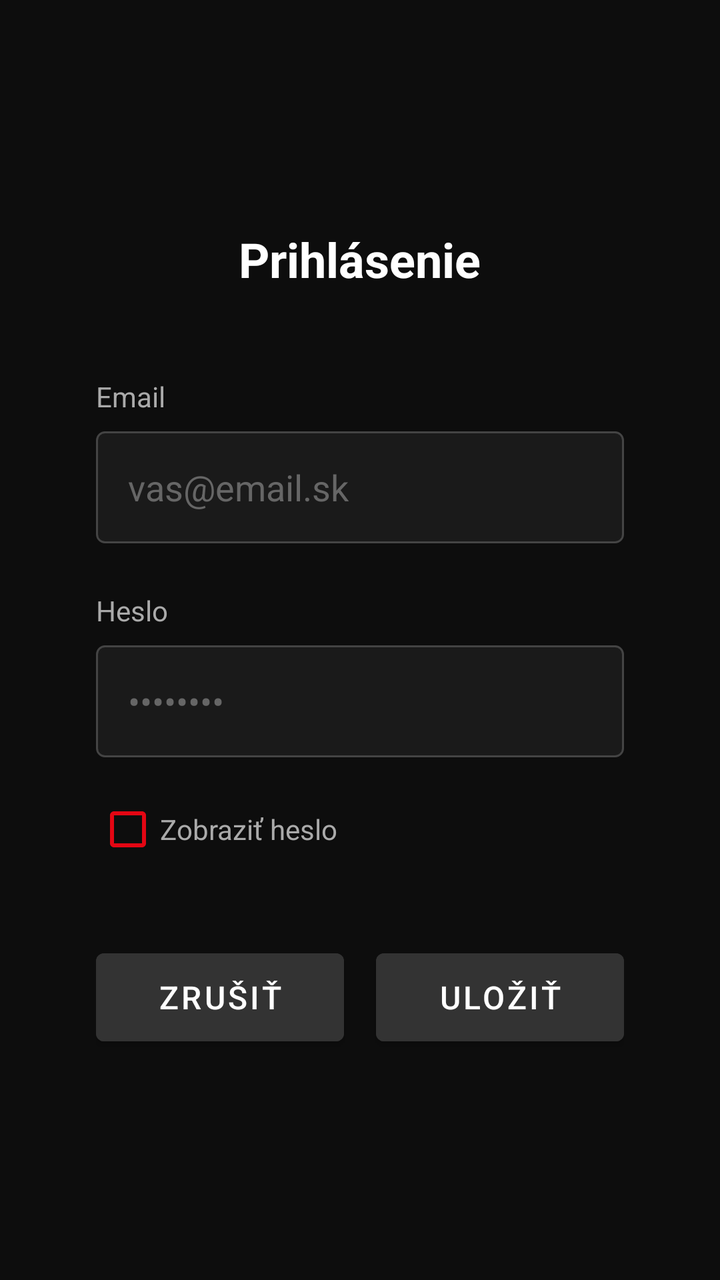
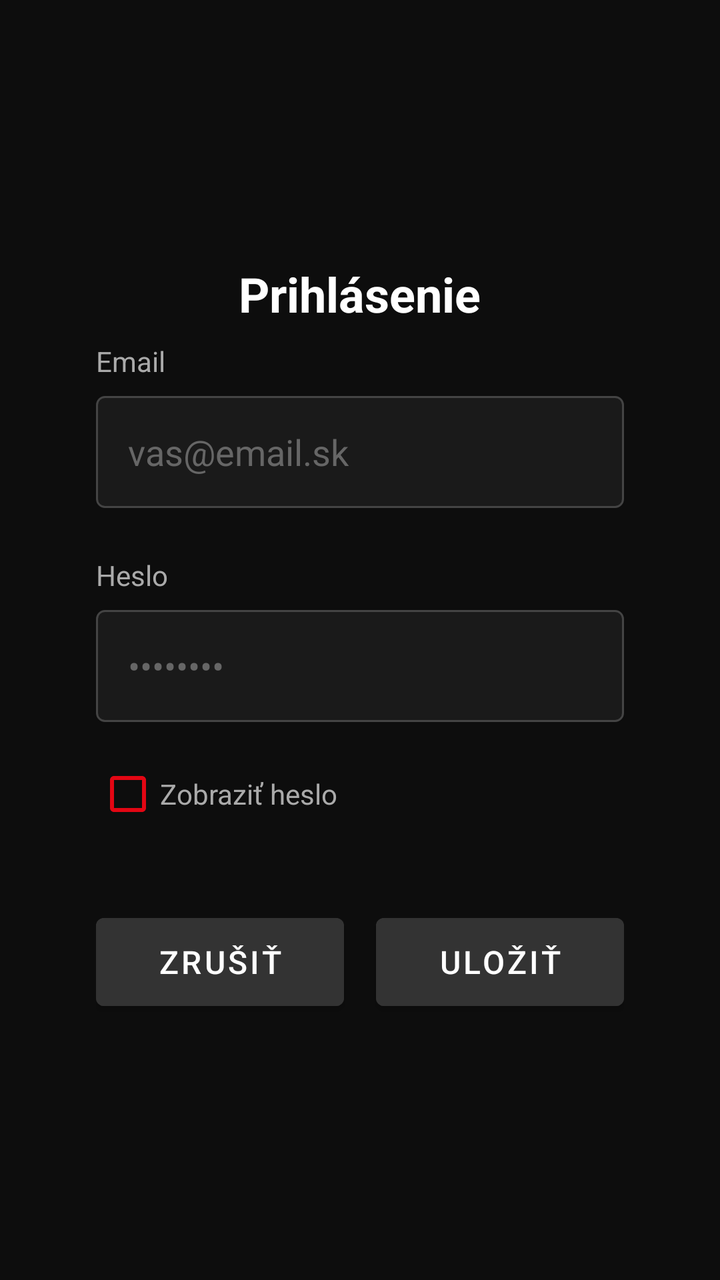

Compare the two renders of this Android layout. The source of the first and the diff that turns it into the second are given below.
<!-- AndroidManifest.xml: application theme Theme.JojPlay -->
<!-- res/layout/activity_settings.xml -->
<?xml version="1.0" encoding="utf-8"?>
<LinearLayout xmlns:android="http://schemas.android.com/apk/res/android"
    android:layout_width="match_parent"
    android:layout_height="match_parent"
    android:orientation="vertical"
    android:gravity="center"
    android:background="#0D0D0D"
    android:padding="48dp">

    <TextView
        android:layout_width="wrap_content"
        android:layout_height="wrap_content"
        android:text="Prihlásenie"
        android:textColor="#FFFFFF"
        android:textSize="24sp"
        android:textStyle="bold"
        android:layout_marginBottom="8dp"/>

    <View
        android:layout_width="80dp"
        android:layout_height="3dp"
        android:background=""
        android:layout_marginBottom="32dp"/>

    <TextView
        android:layout_width="match_parent"
        android:layout_height="wrap_content"
        android:text="Email"
        android:textColor="#AAAAAA"
        android:textSize="14sp"
        android:layout_marginBottom="8dp"/>

    <EditText
        android:id="@+id/inputEmail"
        android:layout_width="match_parent"
        android:layout_height="56dp"
        android:inputType="textEmailAddress"
        android:hint="vas@email.sk"
        android:textColor="#FFFFFF"
        android:textColorHint="#666666"
        android:background="@drawable/input_bg"
        android:paddingStart="16dp"
        android:paddingEnd="16dp"
        android:textSize="18sp"
        android:layout_marginBottom="24dp"
        android:focusable="true"
        android:focusableInTouchMode="true"
        android:nextFocusDown="@id/inputPassword"/>

    <TextView
        android:layout_width="match_parent"
        android:layout_height="wrap_content"
        android:text="Heslo"
        android:textColor="#AAAAAA"
        android:textSize="14sp"
        android:layout_marginBottom="8dp"/>

    <EditText
        android:id="@+id/inputPassword"
        android:layout_width="match_parent"
        android:layout_height="56dp"
        android:inputType="textPassword"
        android:hint="••••••••"
        android:textColor="#FFFFFF"
        android:textColorHint="#666666"
        android:background="@drawable/input_bg"
        android:paddingStart="16dp"
        android:paddingEnd="16dp"
        android:textSize="18sp"
        android:layout_marginBottom="12dp"
        android:focusable="true"
        android:focusableInTouchMode="true"
        android:nextFocusDown="@id/checkShowPassword"/>

    <CheckBox
        android:id="@+id/checkShowPassword"
        android:layout_width="match_parent"
        android:layout_height="wrap_content"
        android:text="Zobraziť heslo"
        android:textColor="#AAAAAA"
        android:textSize="14sp"
        android:buttonTint="#E30613"
        android:layout_marginBottom="32dp"
        android:focusable="true"
        android:focusableInTouchMode="true"
        android:nextFocusDown="@id/btnSave"/>

    <LinearLayout
        android:layout_width="match_parent"
        android:layout_height="wrap_content"
        android:orientation="horizontal"
        android:gravity="center">

        <Button
            android:id="@+id/btnCancel"
            android:layout_width="0dp"
            android:layout_height="56dp"
            android:layout_weight="1"
            android:layout_marginEnd="16dp"
            android:text="Zrušiť"
            android:textSize="16sp"
            android:backgroundTint="#333333"
            android:focusable="true"
            android:nextFocusRight="@id/btnSave"/>

        <Button
            android:id="@+id/btnSave"
            android:layout_width="0dp"
            android:layout_height="56dp"
            android:layout_weight="1"
            android:text="Uložiť"
            android:textSize="16sp"
            android:backgroundTint="#333333"
            android:focusable="true"
            android:nextFocusLeft="@id/btnCancel"/>

    </LinearLayout>
</LinearLayout>
<!-- resources referenced by this layout -->
<resources>
  <!-- drawable input_bg (drawable) -->
  <?xml version="1.0" encoding="utf-8"?>
  <shape xmlns:android="http://schemas.android.com/apk/res/android"
      android:shape="rectangle">
      <solid android:color="#1A1A1A"/>
      <stroke
          android:width="1dp"
          android:color="#444444"/>
      <corners android:radius="4dp"/>
  </shape>
  <style name="Theme.JojPlay" parent="Theme.MaterialComponents.DayNight.NoActionBar">
          <item name="colorPrimary">#E30613</item>
          <item name="colorPrimaryVariant">#B00010</item>
          <item name="colorOnPrimary">#FFFFFF</item>
          <item name="colorSecondary">#E30613</item>
          <item name="colorAccent">#E30613</item>
          <item name="android:windowBackground">#0D0D0D</item>
          <item name="android:statusBarColor">#000000</item>
          <item name="android:navigationBarColor">#000000</item>
          <item name="strokeColor">#E30613</item>
          <item name="android:listSelector">@drawable/list_selector</item>
          <item name="android:colorFocusedHighlight">#E30613</item>
      </style>
  <!-- drawable list_selector (drawable) -->
  <?xml version="1.0" encoding="utf-8"?>
  <selector xmlns:android="http://schemas.android.com/apk/res/android">
      <item android:state_focused="true">
          <shape>
              <solid android:color="#55E30613"/>
              <corners android:radius="4dp"/>
          </shape>
      </item>
      <item android:drawable="@android:color/transparent"/>
  </selector>
</resources>

<!-- the commit's change to res/layout/activity_settings.xml (unified diff, before → after) -->
@@ -15,12 +15,6 @@
         android:textSize="24sp"
         android:textStyle="bold"
         android:layout_marginBottom="8dp"/>
-
-    <View
-        android:layout_width="80dp"
-        android:layout_height="3dp"
-        android:background=""
-        android:layout_marginBottom="32dp"/>
 
     <TextView
         android:layout_width="match_parent"
